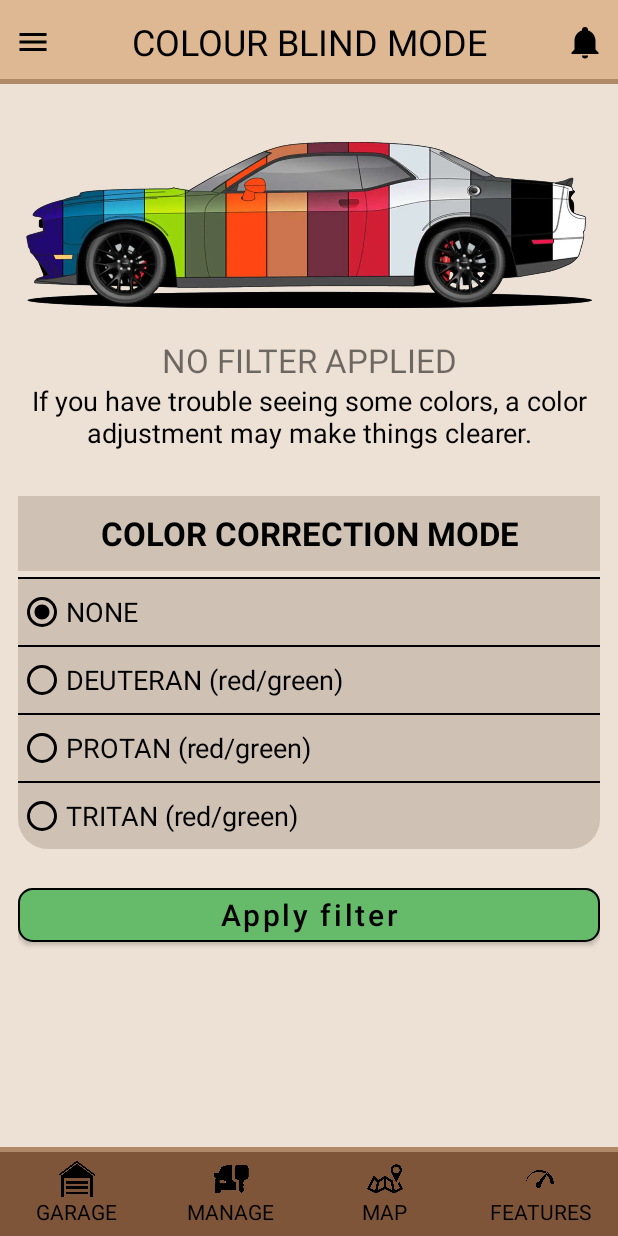
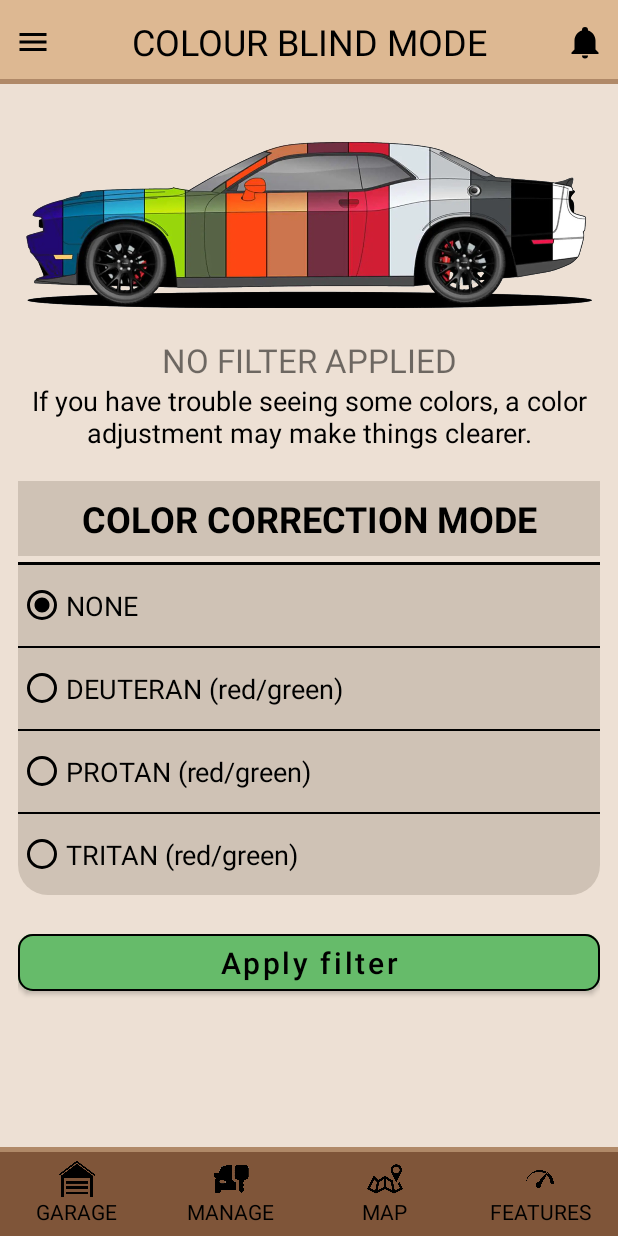
Before and after one commit to danielelurani/mycar-manager, an Android app built with Jetpack Compose: the layout activity_colour_blind_v2.xml on its own in the app's theme, with its tools: preview values and no code run, on a phone screen of 412 x 824 dp. Run offline under Robolectric (Android 15) with nearby library versions, the phone set to English and light mode, and no system bars.

Commit message:
Implementazione logica radio buttons e pulsante di conferma
Implementazione logica dello switch di immagini attraverso il click dei radio buttons e del momentaneo reset dell'immagine iniziale al click del tasto di conferma.

```diff
--- a/app/src/main/java/com/example/mycarmanager/ColourBlindActivity.java
+++ b/app/src/main/java/com/example/mycarmanager/ColourBlindActivity.java
@@ -1,14 +1,58 @@
 package com.example.mycarmanager;
+
+import android.os.Bundle;
+import android.view.View;
+import android.widget.Button;
+import android.widget.ImageView;
+import android.widget.RadioButton;
+import android.widget.RadioGroup;
 
 import androidx.appcompat.app.AppCompatActivity;
 
-import android.os.Bundle;
+public class ColourBlindActivity extends AppCompatActivity {
 
-public class ColourBlindActivity extends AppCompatActivity {
+    private ImageView imageView;
+    private RadioGroup radioGroup;
+    private Button applyButton;
 
     @Override
     protected void onCreate(Bundle savedInstanceState) {
         super.onCreate(savedInstanceState);
-        setContentView(R.layout.activity_colour_blind);
+        setContentView(R.layout.activity_colour_blind_v2);
+
+        imageView = findViewById(R.id.colourBlindExampleImage);
+        radioGroup = findViewById(R.id.radioButtonsContainer);
+        applyButton = findViewById(R.id.applyFilterButton);
+
+        // Listener per i radio buttons
+        radioGroup.setOnCheckedChangeListener(new RadioGroup.OnCheckedChangeListener() {
+            @Override
+            public void onCheckedChanged(RadioGroup group, int checkedId) {
+                // Radio button selezionato
+                RadioButton selectedRadioButton = findViewById(checkedId);
+
+                // Cambia l'immagine in base al RadioButton selezionato
+                if (selectedRadioButton.getId() == R.id.noColourBlindRadioButton) {
+                    imageView.setImageResource(R.drawable.car_rainbow_dodge_img);
+                } else if (selectedRadioButton.getId() == R.id.deuteranopiaRadioButton) {
+                    imageView.setImageResource(R.drawable.car_rainbow_dodge_img_deuteran);
+                } else if (selectedRadioButton.getId() == R.id.protanopiaRadioButton) {
+                    imageView.setImageResource(R.drawable.car_rainbow_dodge_img_protan);
+                } else if (selectedRadioButton.getId() == R.id.tritanopiaRadioButton) {
+                    imageView.setImageResource(R.drawable.car_rainbow_dodge_img_tritan);
+                }
+            }
+        });
+
+        // Listener pulsante apply
+        applyButton.setOnClickListener(new Button.OnClickListener() {
+            @Override
+            public void onClick(View v) {
+                // Reimposta l'immagine iniziale
+                imageView.setImageResource(R.drawable.car_rainbow_dodge_img);
+
+                // Da implementare la logica inerente l'applicazione del filtro selezionato
+            }
+        });
     }
 }
--- a/app/src/main/res/layout/activity_colour_blind_v2.xml
+++ b/app/src/main/res/layout/activity_colour_blind_v2.xml
@@ -1,12 +1,11 @@
 <?xml version="1.0" encoding="utf-8"?>
-<androidx.constraintlayout.widget.ConstraintLayout
-    xmlns:android="http://schemas.android.com/apk/res/android"
+<androidx.constraintlayout.widget.ConstraintLayout xmlns:android="http://schemas.android.com/apk/res/android"
     xmlns:app="http://schemas.android.com/apk/res-auto"
     xmlns:tools="http://schemas.android.com/tools"
     android:layout_width="match_parent"
     android:layout_height="match_parent"
-    tools:context=".ColourBlindActivity"
-    android:background="@color/page_main">
+    android:background="@color/page_main"
+    tools:context=".ColourBlindActivity">
 
     <!-- Titolo della pagina -->
     <LinearLayout
@@ -22,30 +21,30 @@
             android:id="@+id/sidebarIcon"
             android:layout_width="24dp"
             android:layout_height="24dp"
-            android:src="@drawable/menu"
+            android:layout_gravity="center"
             android:layout_margin="10dp"
-            android:layout_gravity="center"/>
+            android:src="@drawable/menu" />
 
         <!-- Titolo -->
         <TextView
             android:id="@+id/pageTitle"
             android:layout_width="0dp"
             android:layout_height="wrap_content"
-            android:textSize="24sp"
+            android:layout_gravity="center"
+            android:layout_weight="3"
+            android:gravity="center"
+            android:text="COLOUR BLIND MODE"
             android:textColor="@color/black"
-            android:text="COLOUR BLIND MODE"
-            android:layout_gravity="center"
-            android:gravity="center"
-            android:layout_weight="3"/>
+            android:textSize="24sp" />
 
         <!-- Tasto Alert -->
         <ImageView
             android:id="@+id/alertsIcon"
             android:layout_width="24dp"
             android:layout_height="24dp"
-            android:src="@drawable/bell"
+            android:layout_gravity="center"
             android:layout_margin="10dp"
-            android:layout_gravity="center"/>
+            android:src="@drawable/bell" />
 
     </LinearLayout>
 
@@ -62,38 +61,38 @@
         android:id="@+id/main"
         android:layout_width="match_parent"
         android:layout_height="wrap_content"
-        android:orientation="vertical"
-        app:layout_constraintTop_toBottomOf="@+id/view"
+        android:layout_gravity="center"
         android:layout_marginStart="12dp"
         android:layout_marginEnd="12dp"
-        android:layout_gravity="center" >
+        android:orientation="vertical"
+        app:layout_constraintTop_toBottomOf="@+id/view">
 
         <!-- .. CONTAINER IMMAGINE AUTO .. -->
         <LinearLayout
             android:id="@+id/colourBlindExampleContainer"
             android:layout_width="wrap_content"
             android:layout_height="wrap_content"
+            android:layout_marginTop="24dp"
+            android:layout_marginBottom="10dp"
             android:orientation="vertical"
-            android:weightSum="2"
-            android:layout_marginBottom="10dp"
-            android:layout_marginTop="24dp">
+            android:weightSum="2">
 
             <!-- .. IMMAGINE ESEMPIO DALTONISMO 1 .. -->
             <ImageView
                 android:id="@+id/colourBlindExampleImage"
                 android:layout_width="wrap_content"
                 android:layout_height="140dp"
+                android:layout_marginStart="5dp"
+                android:layout_marginEnd="5dp"
                 android:layout_weight="1"
-                android:src="@drawable/car_rainbow_dodge_img"
-                android:layout_marginStart="5dp"
-                android:layout_marginEnd="5dp"/>
+                android:src="@drawable/car_rainbow_dodge_img" />
 
             <!-- .. CONTAINER ESEMPIO DALTONISMO 2 .. -->
             <LinearLayout
                 android:layout_width="match_parent"
                 android:layout_height="wrap_content"
+                android:layout_marginBottom="5dp"
                 android:orientation="horizontal"
-                android:layout_marginBottom="5dp"
                 android:visibility="gone">
 
                 <!-- .. IMMAGINE ESEMPIO DALTONISMO 2.1 .. -->
@@ -101,28 +100,28 @@
                     android:id="@+id/colourBlindExampleImage1"
                     android:layout_width="wrap_content"
                     android:layout_height="50dp"
+                    android:layout_marginEnd="5dp"
                     android:layout_weight="1"
-                    android:src="@drawable/car_rainbow_dodge_img_ex1"
-                    android:layout_marginEnd="5dp"/>
+                    android:src="@drawable/car_rainbow_dodge_img_ex1" />
 
                 <!-- .. IMMAGINE ESEMPIO DALTONISMO 2.2 .. -->
                 <ImageView
                     android:id="@+id/colourBlindExampleImage2"
                     android:layout_width="wrap_content"
                     android:layout_height="50dp"
+                    android:layout_marginStart="5dp"
+                    android:layout_marginEnd="5dp"
                     android:layout_weight="0.8"
-                    android:src="@drawable/car_rainbow_dodge_img_ex2"
-                    android:layout_marginStart="5dp"
-                    android:layout_marginEnd="5dp"/>
+                    android:src="@drawable/car_rainbow_dodge_img_ex2" />
 
                 <!-- .. IMMAGINE ESEMPIO DALTONISMO 2.3 .. -->
                 <ImageView
                     android:id="@+id/colourBlindExampleImage3"
                     android:layout_width="wrap_content"
                     android:layout_height="50dp"
+                    android:layout_marginStart="5dp"
                     android:layout_weight="1"
-                    android:src="@drawable/car_rainbow_dodge_img_ex3"
-                    android:layout_marginStart="5dp"/>
+                    android:src="@drawable/car_rainbow_dodge_img_ex3" />
             </LinearLayout>
 
             <!-- .. TESTO TIPO DALTONISMO .. -->
@@ -130,10 +129,10 @@
                 android:id="@+id/colourBlindExampleText"
                 android:layout_width="match_parent"
                 android:layout_height="wrap_content"
+                android:layout_marginTop="5dp"
+                android:gravity="center"
                 android:text="NO FILTER APPLIED"
-                android:textSize="22sp"
-                android:gravity="center"
-                android:layout_marginTop="5dp"/>
+                android:textSize="22sp" />
 
             <!-- .. TESTO DI SPIEGAZIONE DALTONISMO .. -->
             <TextView
@@ -141,138 +140,146 @@
                 android:layout_width="match_parent"
                 android:layout_height="wrap_content"
                 android:layout_weight="1"
+                android:gravity="center"
+                android:text="If you have trouble seeing some colors, a color adjustment may make things clearer."
+                android:textAlignment="center"
+                android:textColor="@color/black"
                 android:textSize="18sp"
-                android:textColor="@color/black"
-                android:text="If you have trouble seeing some colors, a color adjustment may make things clearer."
-                android:gravity="center"
-                android:textAlignment="center"
-                android:visibility="visible"/>
+                android:visibility="visible" />
         </LinearLayout>
 
         <!-- .. CONTAINER COLOR CORRECTION MODE .. -->
         <LinearLayout
             android:layout_width="match_parent"
-            android:layout_height="match_parent"
-            android:orientation="vertical"
-            android:layout_marginTop="20dp">
+            android:layout_height="50dp"
+            android:layout_marginTop="10dp"
+            android:orientation="vertical">
 
             <!-- .. TESTO COLOR CORRECTION MODE .. -->
             <TextView
                 android:layout_width="match_parent"
                 android:layout_height="50dp"
                 android:background="@drawable/layout_main_background"
+                android:gravity="center"
                 android:text="COLOR CORRECTION MODE"
-                android:textSize="22dp"
                 android:textColor="@color/black"
-                android:gravity="center"
-                android:textStyle="bold">
-            </TextView>
+                android:textSize="24sp"
+                android:textStyle="bold" />
         </LinearLayout>
 
         <!-- .. CONTAINER TIPOLOGIE DI DALTONISMO .. -->
-        <LinearLayout
+        <RadioGroup
+            android:id="@+id/radioButtonsContainer"
             android:layout_width="match_parent"
             android:layout_height="wrap_content"
-            android:orientation="vertical"
             android:layout_marginTop="4dp"
-            android:background="@drawable/layout_border_v5">
+            android:background="@drawable/layout_border_v5"
+            android:orientation="vertical">
 
             <!-- .. LINEA SEPARATRICE .. -->
             <View
                 android:id="@+id/view_divider_1"
                 android:layout_width="match_parent"
-                android:layout_height="1dp"
-                android:background="@color/text_underline"/>
+                android:layout_height="2dp"
+                android:background="@color/text_underline" />
 
             <!-- .. PULSANTE NESSUN DALTONISMO .. -->
             <RadioButton
+                android:id="@+id/noColourBlindRadioButton"
                 android:layout_width="match_parent"
-                android:layout_height="40dp"
-                android:text="NONE"
-                android:textSize="18sp"
+                android:layout_height="50dp"
                 android:layout_marginTop="2dp"
                 android:layout_marginBottom="2dp"
+                android:buttonTint="@color/black"
+                android:checked="true"
+                android:clickable="true"
+                android:focusable="true"
+                android:gravity="center_vertical"
+                android:text="NONE"
                 android:textColor="@color/black"
-                android:gravity="center_vertical"
-                android:checked="true"
-                android:buttonTint="@color/black"/>
+                android:textSize="18sp" />
 
             <!-- .. LINEA SEPARATRICE .. -->
             <View
                 android:id="@+id/view_divider_2"
                 android:layout_width="match_parent"
                 android:layout_height="1dp"
-                android:background="@color/text_underline"/>
+                android:background="@color/text_underline" />
 
             <!-- .. PULSANTE DEUTERANOPIA .. -->
             <RadioButton
+                android:id="@+id/deuteranopiaRadioButton"
                 android:layout_width="match_parent"
-                android:layout_height="40dp"
-                android:text="DEUTERAN (red/green)"
-                android:textSize="18sp"
+                android:layout_height="50dp"
                 android:layout_marginTop="2dp"
                 android:layout_marginBottom="2dp"
+                android:buttonTint="@color/black"
+                android:checked="false"
+                android:gravity="center_vertical"
+                android:text="DEUTERAN (red/green)"
                 android:textColor="@color/black"
-                android:gravity="center_vertical"
-                android:checked="false"
-                android:buttonTint="@color/black"/>
+                android:textSize="18sp" />
 
             <!-- .. LINEA SEPARATRICE .. -->
             <View
                 android:id="@+id/view_divider_3"
                 android:layout_width="match_parent"
                 android:layout_height="1dp"
-                android:background="@color/text_underline"/>
+                android:background="@color/text_underline" />
 
             <!-- .. PULSANTE PROTANOPIA .. -->
             <RadioButton
+                android:id="@+id/protanopiaRadioButton"
                 android:layout_width="match_parent"
-                android:layout_height="40dp"
-                android:text="PROTAN (red/green)"
-                android:textSize="18sp"
+                android:layout_height="50dp"
                 android:layout_marginTop="2dp"
                 android:layout_marginBottom="2dp"
+                android:buttonTint="@color/black"
+                android:checked="false"
+                android:gravity="center_vertical"
+                android:text="PROTAN (red/green)"
                 android:textColor="@color/black"
-                android:gravity="center_vertical"
-                android:checked="false"
-                android:buttonTint="@color/black"/>
+                android:textSize="18sp" />
 
             <!-- .. LINEA SEPARATRICE .. -->
             <View
                 android:id="@+id/view_divider_4"
                 android:layout_width="match_parent"
                 android:layout_height="1dp"
-                android:background="@color/text_underline"/>
+                android:background="@color/text_underline" />
 
             <!-- .. PULSANTE TRITANOPIA .. -->
             <RadioButton
+                android:id="@+id/tritanopiaRadioButton"
                 android:layout_width="match_parent"
-                android:layout_height="40dp"
-                android:text="TRITAN (red/green)"
-                android:textSize="18sp"
+                android:layout_height="50dp"
                 android:layout_marginTop="2dp"
                 android:layout_marginBottom="2dp"
+                android:buttonTint="@color/black"
+                android:checked="false"
+                android:gravity="center_vertical"
+                android:text="TRITAN (red/green)"
                 android:textColor="@color/black"
-                android:gravity="center_vertical"
-                android:checked="false"
-                android:buttonTint="@color/black"/>
-        </LinearLayout>
+                android:textSize="18sp" />
+        </RadioGroup>
 
         <com.google.android.material.button.MaterialButton
             android:id="@+id/applyFilterButton"
             android:layout_width="match_parent"
-            android:layout_height="wrap_content"
+            android:layout_height="50dp"
+            android:layout_gravity="center"
+            android:layout_marginTop="20dp"
+            android:backgroundTint="@color/ok_button"
+            android:clickable="true"
+            android:focusable="true"
             android:text="Apply filter"
+            android:textAllCaps="false"
+            android:textColor="@color/black"
             android:textSize="20sp"
-            android:textColor="@color/black"
-            android:backgroundTint="@color/ok_button"
-            android:textAllCaps="false"
-            android:layout_marginTop="20dp"
             app:cornerRadius="10dp"
-            app:strokeWidth="1dp"
             app:iconGravity="textStart"
             app:iconTint="@color/black"
-            android:layout_gravity="center"/>
+            app:strokeWidth="1dp" />
     </LinearLayout>
 
     <!-- .. BORDO DIVISORE MAIN - NAVBAR .. -->
@@ -290,20 +297,20 @@
         android:layout_height="56dp"
         android:background="@color/page_bottom_navbar"
         android:orientation="horizontal"
-        app:layout_constraintBottom_toBottomOf="parent"
-        android:weightSum="4">
+        android:weightSum="4"
+        app:layout_constraintBottom_toBottomOf="parent">
 
         <!-- .. TASTO GARAGE .. -->
         <LinearLayout
             android:id="@+id/garageButtonContainer"
             android:layout_width="48dp"
             android:layout_height="48dp"
-            android:orientation="vertical"
             android:layout_gravity="center"
-            android:gravity="center"
             android:layout_weight="1"
             android:clickable="true"
-            android:focusable="true">
+            android:focusable="true"
+            android:gravity="center"
+            android:orientation="vertical">
 
             <!-- .. ICONA GARAGE .. -->
             <ImageView
@@ -318,9 +325,9 @@
                 android:id="@+id/garageText"
                 android:layout_width="wrap_content"
                 android:layout_height="wrap_content"
+                android:layout_gravity="center"
                 android:text="GARAGE"
-                android:textColor="@color/black"
-                android:layout_gravity="center"/>
+                android:textColor="@color/black" />
         </LinearLayout>
 
         <!-- .. TASTO MANAGE .. -->
@@ -328,12 +335,12 @@
             android:id="@+id/manageButtonContainer"
             android:layout_width="48dp"
             android:layout_height="48dp"
-            android:orientation="vertical"
             android:layout_gravity="center"
-            android:gravity="center"
             android:layout_weight="1"
             android:clickable="true"
-            android:focusable="true">
+            android:focusable="true"
+            android:gravity="center"
+            android:orientation="vertical">
 
             <!-- .. ICONA MANAGE .. -->
             <ImageView
@@ -348,9 +355,9 @@
                 android:id="@+id/manageText"
                 android:layout_width="wrap_content"
                 android:layout_height="wrap_content"
+                android:layout_gravity="center"
                 android:text="MANAGE"
-                android:textColor="@color/black"
-                android:layout_gravity="center"/>
+                android:textColor="@color/black" />
         </LinearLayout>
 
         <!-- .. TASTO MAP .. -->
@@ -358,12 +365,12 @@
             android:id="@+id/mapButtonContainer"
             android:layout_width="48dp"
             android:layout_height="48dp"
-            android:orientation="vertical"
             android:layout_gravity="center"
-            android:gravity="center"
             android:layout_weight="1"
             android:clickable="true"
-            android:focusable="true">
+            android:focusable="true"
+            android:gravity="center"
+            android:orientation="vertical">
 
             <!-- .. ICONA MAP .. -->
             <ImageView
@@ -378,9 +385,9 @@
                 android:id="@+id/mapText"
                 android:layout_width="wrap_content"
                 android:layout_height="wrap_content"
+                android:layout_gravity="center"
                 android:text="MAP"
-                android:textColor="@color/black"
-                android:layout_gravity="center"/>
+                android:textColor="@color/black" />
         </LinearLayout>
 
         <!-- .. TASTO FEATURES .. -->
@@ -388,12 +395,12 @@
             android:id="@+id/featuresButtonContainer"
             android:layout_width="48dp"
             android:layout_height="48dp"
-            android:orientation="vertical"
             android:layout_gravity="center"
-            android:gravity="center"
             android:layout_weight="1"
             android:clickable="true"
-            android:focusable="true">
+            android:focusable="true"
+            android:gravity="center"
+            android:orientation="vertical">
 
             <!-- .. ICONA FEATURES .. -->
             <ImageView
@@ -408,9 +415,16 @@
                 android:id="@+id/featuresText"
                 android:layout_width="wrap_content"
                 android:layout_height="wrap_content"
+                android:layout_gravity="center"
                 android:text="FEATURES"
-                android:textColor="@color/black"
-                android:layout_gravity="center"/>
+                android:textColor="@color/black" />
         </LinearLayout>
     </LinearLayout>
+
+    <androidx.constraintlayout.widget.Guideline
+        android:id="@+id/guideline2"
+        android:layout_width="wrap_content"
+        android:layout_height="wrap_content"
+        android:orientation="horizontal"
+        app:layout_constraintGuide_begin="20dp" />
 </androidx.constraintlayout.widget.ConstraintLayout>
```
